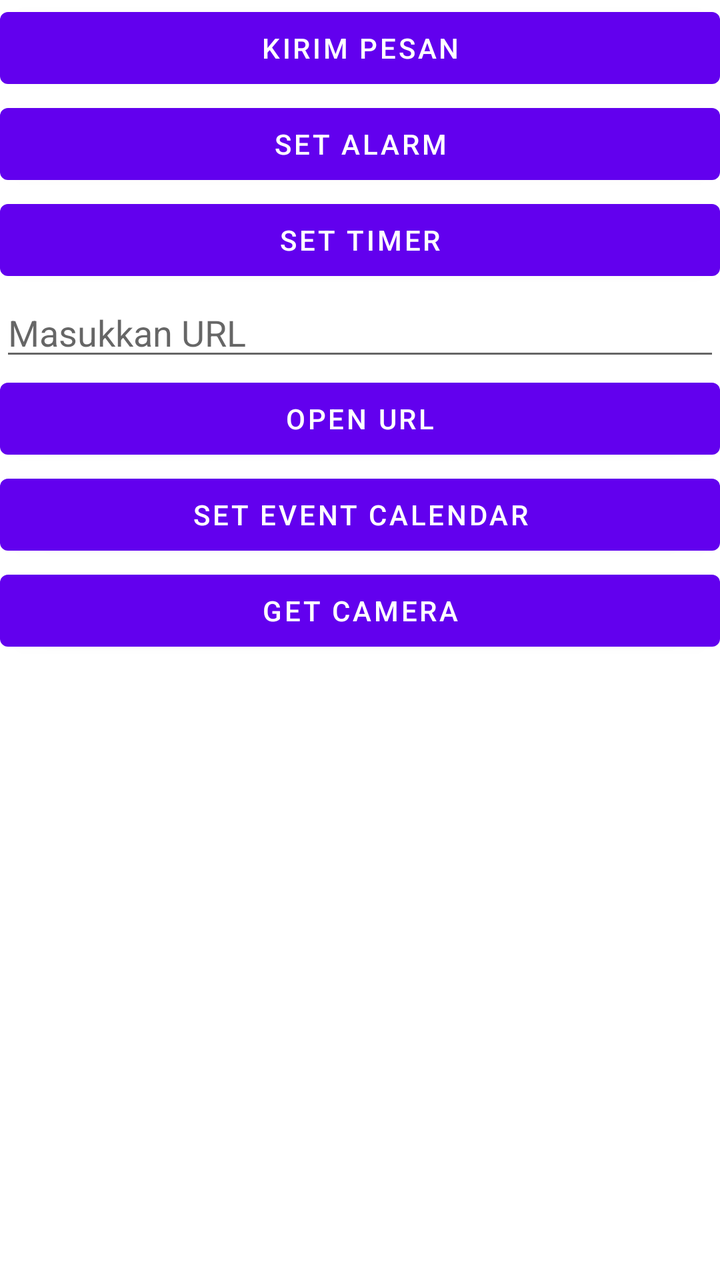
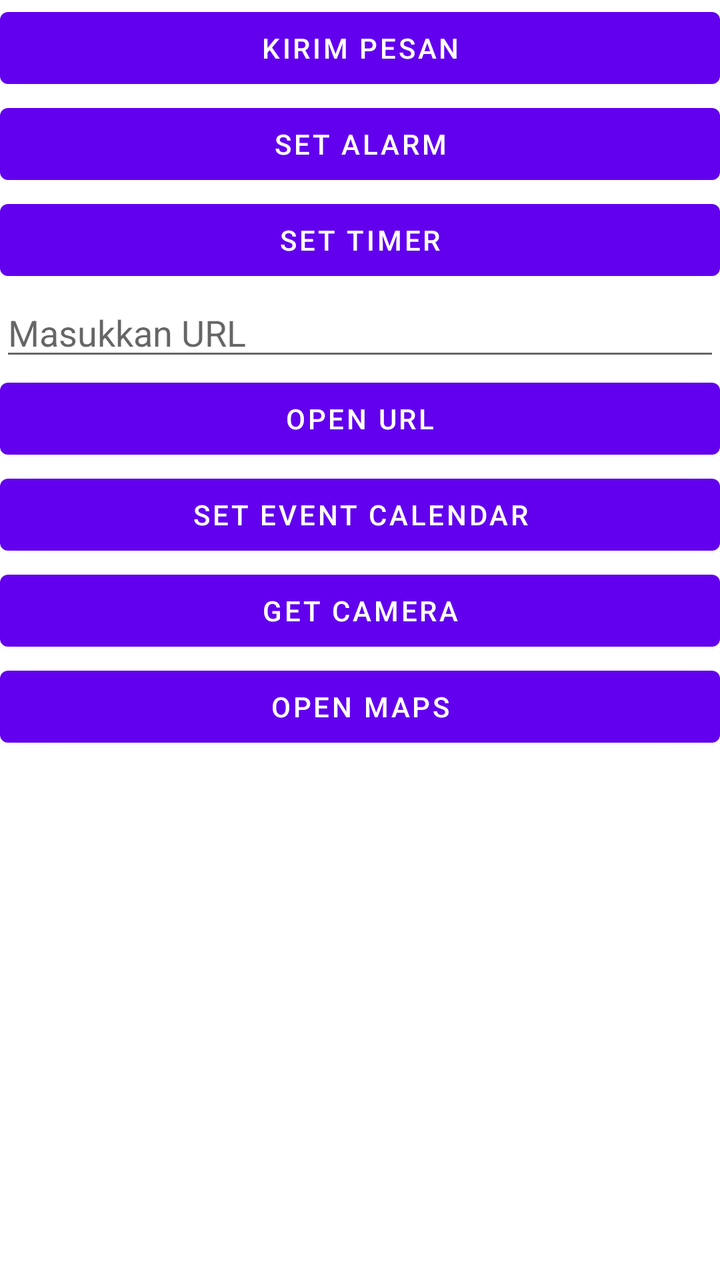

The first picture is an Android layout as it rendered before a commit; the second is the same layout after the commit. The layout source and the unified diff follow.
<!-- AndroidManifest.xml: activity theme Theme.IntentImplisit -->
<!-- res/layout/activity_main.xml -->
<?xml version="1.0" encoding="utf-8"?>
<LinearLayout xmlns:android="http://schemas.android.com/apk/res/android"
    xmlns:tools="http://schemas.android.com/tools"
    android:orientation="vertical"
    android:id="@+id/main"
    android:layout_width="match_parent"
    android:layout_height="match_parent"
    tools:context=".MainActivity"
    android:layout_margin="16dp">

    <Button
        android:layout_width="match_parent"
        android:layout_height="wrap_content"
        android:text="Kirim Pesan"
        android:id="@+id/btnKirimPesan"
        >
    </Button>

    <Button
        android:layout_width="match_parent"
        android:layout_height="wrap_content"
        android:text="Set Alarm"
        android:id="@+id/btnSetAlarm"
        >
    </Button>

    <Button
        android:layout_width="match_parent"
        android:layout_height="wrap_content"
        android:text="Set Timer"
        android:id="@+id/btnSetTimer"
        >
    </Button>
    
    <EditText
        android:layout_width="match_parent"
        android:layout_height="wrap_content"
        android:id="@+id/etURL"
        android:hint="Masukkan URL">
    </EditText>

    <Button
        android:layout_width="match_parent"
        android:layout_height="wrap_content"
        android:text="Open URL"
        android:id="@+id/btnOpenURL"
        >
    </Button>

    <Button
        android:layout_width="match_parent"
        android:layout_height="wrap_content"
        android:text="Set Event Calendar"
        android:id="@+id/setCalendar"
        >
    </Button>

    <Button
        android:layout_width="match_parent"
        android:layout_height="wrap_content"
        android:text="Get Camera"
        android:id="@+id/btnGetPhoto"
        >
    </Button>

    <ImageView
        android:layout_width="match_parent"
        android:layout_height="wrap_content"
        android:id="@+id/ivHasil"
        >
    </ImageView>

</LinearLayout>
<!-- resources referenced by this layout -->
<resources>
  <style name="Theme.IntentImplisit" parent="Theme.MaterialComponents.DayNight.NoActionBar" />
</resources>

<!-- the commit's change to res/layout/activity_main.xml (unified diff, before → after) -->
@@ -70,4 +70,12 @@
         >
     </ImageView>
 
+    <Button
+        android:layout_width="match_parent"
+        android:layout_height="wrap_content"
+        android:text="Open Maps"
+        android:id="@+id/btnBukaMaps"
+        >
+    </Button>
+
 </LinearLayout>
